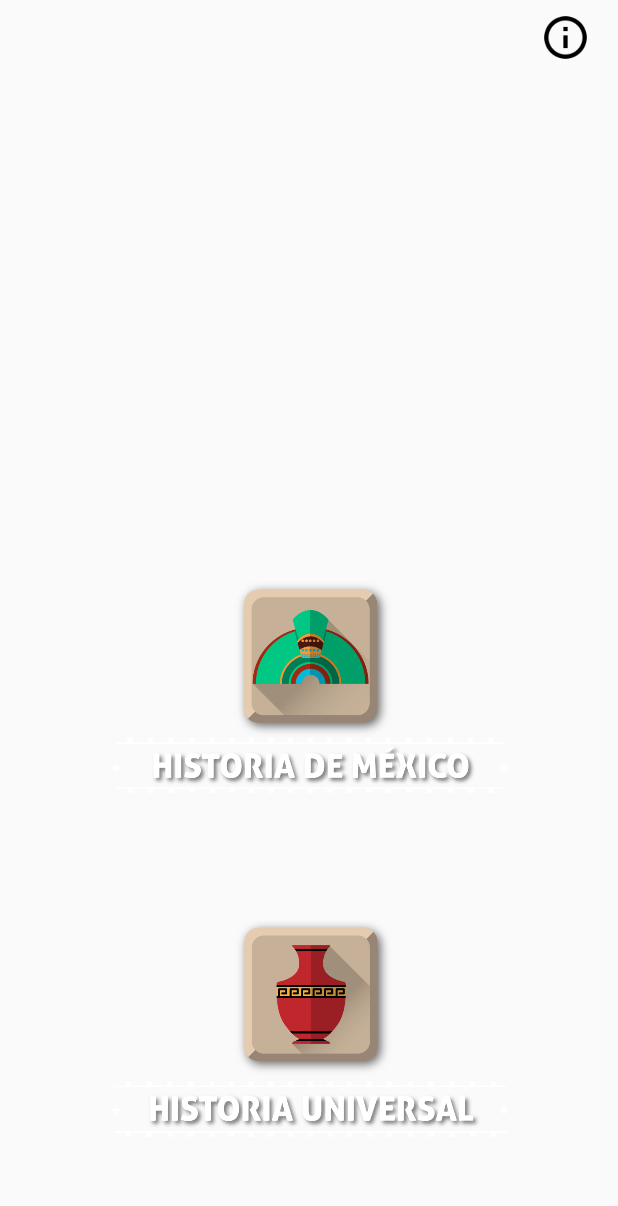
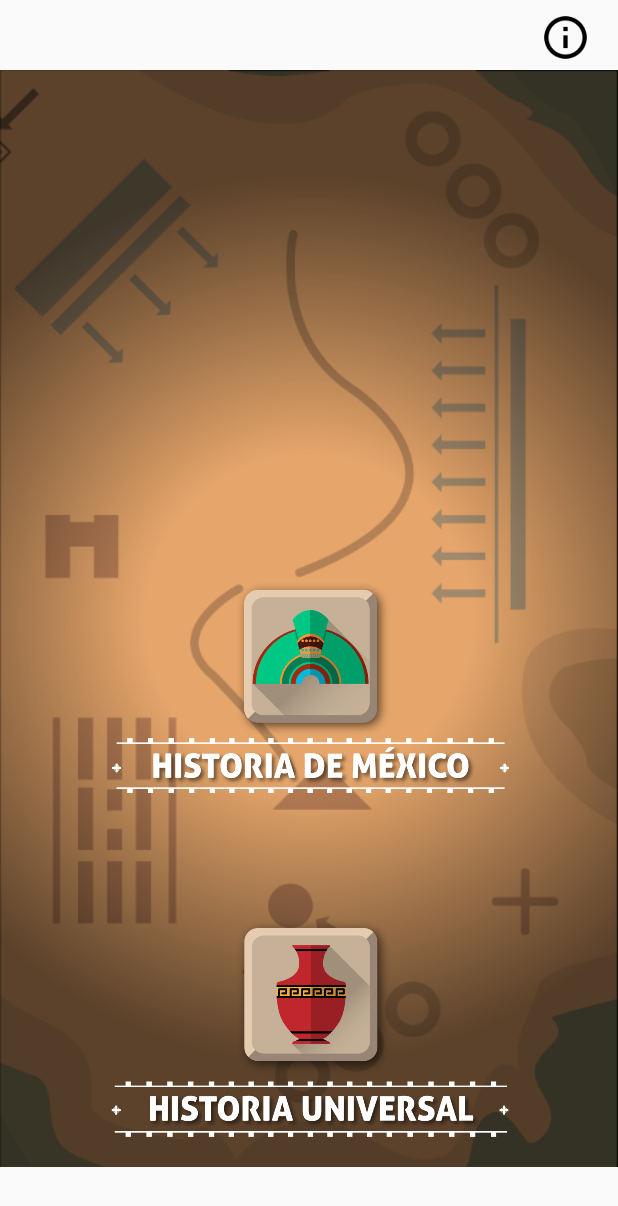
Before and after one commit to rmartinezm/MemoramaMobile, an Android app: the screen it shows after launch (MainActivity), on a phone screen of 412 x 824 dp. Shown: the top 1206 px of the screen. Run offline under Robolectric (Android 15) with nearby library versions, the phone set to English and light mode, and no system bars.

Commit message:
Recursos visuales en proceso

```diff
--- a/app/src/main/java/com/lupita/memorama/FelicidadesActivity.java
+++ b/app/src/main/java/com/lupita/memorama/FelicidadesActivity.java
@@ -4,6 +4,9 @@ import android.content.Intent;
 import android.os.Bundle;
 import android.support.v7.app.AppCompatActivity;
 import android.view.View;
+import android.widget.ImageView;
+
+import com.bumptech.glide.Glide;
 
 public class FelicidadesActivity extends AppCompatActivity implements View.OnClickListener{
 
@@ -13,6 +16,8 @@ public class FelicidadesActivity extends AppCompatActivity implements View.OnCli
         setContentView(R.layout.activity_felicidades);
 
         getSupportActionBar().hide();
+
+        Glide.with(this).load(R.drawable.felicidades).into(((ImageView) findViewById(R.id.iv_felicidades)));
 
         findViewById(R.id.felicidades_regresar).setOnClickListener(this);
 
--- a/app/src/main/java/com/lupita/memorama/MainActivity.java
+++ b/app/src/main/java/com/lupita/memorama/MainActivity.java
@@ -5,6 +5,8 @@ import android.os.Bundle;
 import android.support.v7.app.AppCompatActivity;
 import android.view.View;
 import android.widget.ImageView;
+
+import com.bumptech.glide.Glide;
 
 public class MainActivity extends AppCompatActivity implements View.OnClickListener {
 
@@ -16,6 +18,8 @@ public class MainActivity extends AppCompatActivity implements View.OnClickListe
         setContentView(R.layout.activity_main);
 
         getSupportActionBar().hide();
+
+        Glide.with(this).load(R.drawable.fondo_main).into(((ImageView) findViewById(R.id.main_fondo)));
 
         iv_info= (ImageView) findViewById(R.id.iv_info);
         iv_mx= (ImageView) findViewById(R.id.iv_mx);
--- a/app/src/main/res/layout/activity_main.xml
+++ b/app/src/main/res/layout/activity_main.xml
@@ -5,6 +5,19 @@
     xmlns:tools="http://schemas.android.com/tools"
     android:layout_width="match_parent"
     android:layout_height="match_parent" >
+
+    <ImageView
+        android:id="@+id/main_fondo"
+        android:layout_width="match_parent"
+        android:layout_height="wrap_content"
+        android:layout_marginBottom="0dp"
+        android:layout_marginLeft="0dp"
+        android:layout_marginRight="0dp"
+        android:layout_marginTop="0dp"
+        app:layout_constraintBottom_toBottomOf="parent"
+        app:layout_constraintLeft_toLeftOf="parent"
+        app:layout_constraintRight_toRightOf="parent"
+        app:layout_constraintTop_toTopOf="parent" />
 
     <ImageView
         android:id="@+id/iv_mx"
@@ -30,14 +43,16 @@
         android:layout_marginLeft="8dp"
         app:layout_constraintLeft_toLeftOf="parent"
         app:layout_constraintBottom_toBottomOf="parent"
-        android:layout_marginBottom="26dp" />
+        android:layout_marginBottom="26dp"
+        android:layout_marginStart="8dp"
+        android:layout_marginEnd="8dp" />
 
     <ImageView
         android:id="@+id/iv_info"
         android:layout_width="38dp"
         android:layout_height="34dp"
         app:srcCompat="@drawable/info1"
-        android:layout_marginRight="8dp"
+        android:layout_marginRight="16dp"
         android:layout_marginEnd="16dp"
         app:layout_constraintRight_toRightOf="parent"
         app:layout_constraintTop_toTopOf="parent"
--- a/app/src/main/res/layout/activity_num_cartas.xml
+++ b/app/src/main/res/layout/activity_num_cartas.xml
@@ -4,8 +4,7 @@
     xmlns:tools="http://schemas.android.com/tools"
     android:layout_width="match_parent"
     android:layout_height="match_parent"
-    android:background="#c0c0c0"
-    android:orientation="vertical">
+    android:background="#c0c0c0">
 
     <ImageView
         android:id="@+id/num_cartas_regresar"
```
Also changed, not shown: app/src/main/java/com/lupita/memorama/JuegoActivity.java (+49 -16 lines), app/src/main/res/layout/activity_felicidades.xml (+13 -0 lines), app/src/main/res/layout/fragment_cuatro_cartas.xml (+58 -0 lines), app/src/main/res/drawable/correctas.png (added), app/src/main/res/drawable/fondo_main.png (added), app/src/main/res/drawable/fondo_main_activity.png (deleted), app/src/main/res/drawable/fondo_numero_de_tarjetas.png (deleted), app/src/main/res/drawable/incorrectas.png (added), app/src/main/res/drawable/regresar_icon.png (deleted), app/src/main/res/drawable/transparent.png (added).
